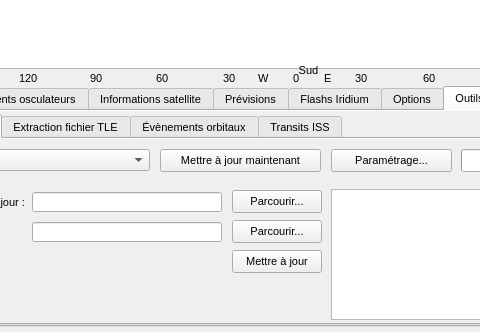
Before: the Qt Designer form previsat.ui in mconsidine/previsat_archive, drawn with Qt 5; both pictures show x 112 to 592 and y 358 to 690 of the 1068 by 690 pixel window.
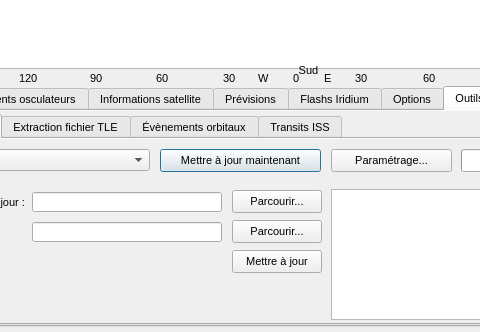
After: the same form once the commit is applied. The open tabs and pages were chosen to show the change. Icons and pictures are not drawn.

Commit message: Modifications mineures dans l'interface graphique

What changed in the file:
```diff
--- a/previsat.ui
+++ b/previsat.ui
@@ -6815,6 +6815,9 @@
               <property name="text">
                <string>Mettre à jour maintenant</string>
               </property>
+              <property name="default">
+               <bool>true</bool>
+              </property>
              </widget>
              <widget class="QFrame" name="frameBarreProgression">
               <property name="geometry">
```
Left out of the diff: 23 changed lines with no effect on the pictures.
